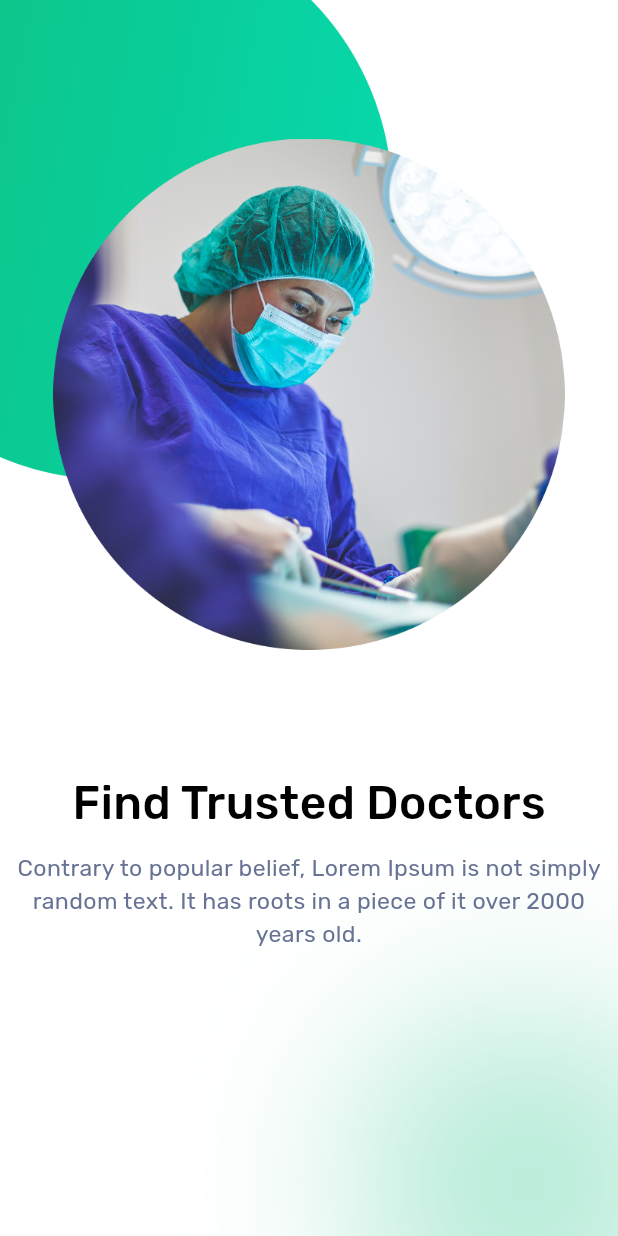
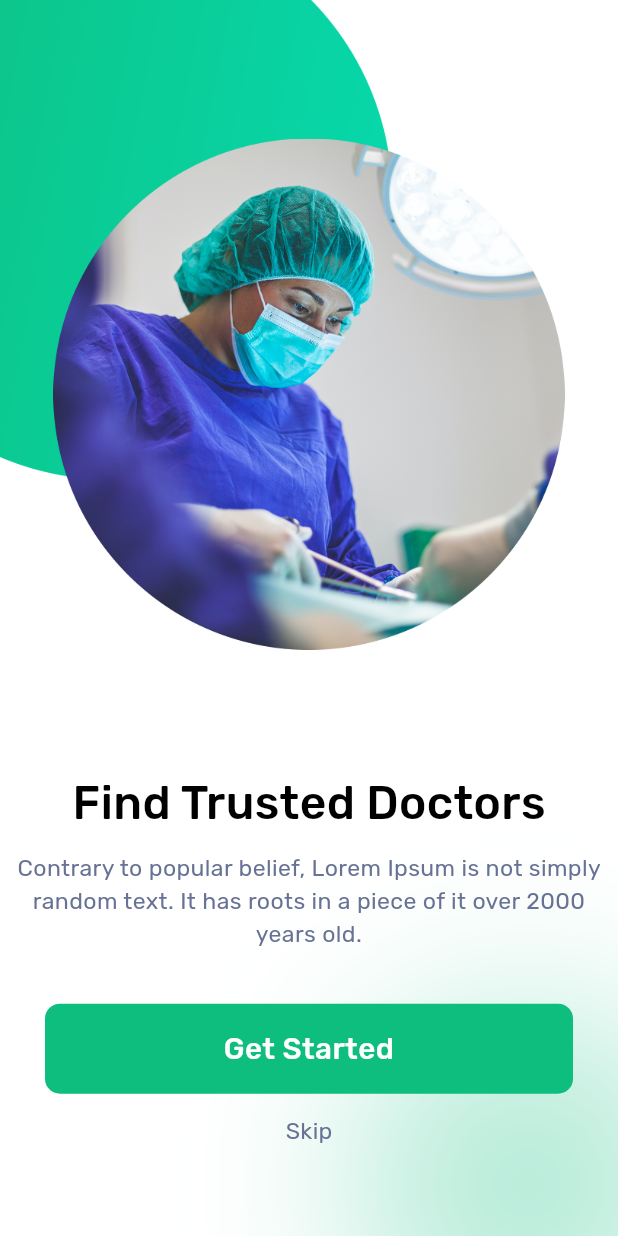
Before and after one commit to Elkady468/doctor_app, a Flutter app: the screen it shows after launch, on a phone screen of 412 x 824 dp. Run offline on Flutter 3.47's test engine with Material 3 defaults, Android fonts, the phone set to English and light mode, and no system bars; our stand-ins replace flutter_svg.

Commit message:
finiah welcome page

```diff
--- /dev/null
+++ b/lib/feature/welcome/data/models/on_boarding_model.dart
@@ -0,0 +1,6 @@
+class OnBoardingModel {
+  final String doctorImage;
+  final String text1;
+
+  OnBoardingModel({required this.doctorImage, required this.text1});
+}
--- /dev/null
+++ b/lib/feature/welcome/views/widgets/custom_button.dart
@@ -0,0 +1,36 @@
+import 'package:doctor_app/core/utils/styles.dart';
+import 'package:flutter/material.dart';
+
+class CustomBotton extends StatelessWidget {
+  CustomBotton({super.key, this.onTap});
+  void Function()? onTap;
+
+  @override
+  Widget build(BuildContext context) {
+    return GestureDetector(
+      onTap: onTap,
+      child: Container(
+        width: double.infinity,
+        height: 60,
+        clipBehavior: Clip.antiAlias,
+        decoration: ShapeDecoration(
+          color: const Color(0xFF0EBE7F),
+          shape: RoundedRectangleBorder(
+            borderRadius: BorderRadius.circular(10),
+          ),
+        ),
+        child: Stack(
+          children: [
+            Center(
+              child: Text(
+                "Get Started",
+                textAlign: TextAlign.center,
+                style: Styles.Medium18(context).copyWith(color: Colors.white),
+              ),
+            ),
+          ],
+        ),
+      ),
+    );
+  }
+}
--- /dev/null
+++ b/lib/feature/welcome/views/widgets/on_boarding_info.dart
@@ -0,0 +1,32 @@
+import 'package:doctor_app/core/utils/styles.dart';
+import 'package:doctor_app/feature/welcome/data/models/on_boarding_model.dart';
+import 'package:flutter/material.dart';
+
+class onBoardingInfo extends StatelessWidget {
+  const onBoardingInfo({super.key, required this.onBoardingModel});
+  final OnBoardingModel onBoardingModel;
+  @override
+  Widget build(BuildContext context) {
+    return Column(
+      children: [
+        Padding(
+          padding: EdgeInsets.symmetric(horizontal: 19),
+
+          child: Image.asset(
+            onBoardingModel.doctorImage,
+            height: MediaQuery.of(context).size.height * .41379,
+            width: double.infinity,
+          ),
+        ),
+        SizedBox(height: 80),
+        Text(onBoardingModel.text1, style: Styles.Medium28(context)),
+        SizedBox(height: 11),
+        Text(
+          textAlign: TextAlign.center,
+          "Contrary to popular belief, Lorem Ipsum is not simply random text. It has roots in a piece of it over 2000 years old.",
+          style: Styles.Reguler14(context),
+        ),
+      ],
+    );
+  }
+}
--- /dev/null
+++ b/lib/feature/welcome/views/widgets/on_boarding_page_view.dart
@@ -0,0 +1,23 @@
+import 'package:doctor_app/core/utils/Assets.dart';
+import 'package:doctor_app/feature/welcome/data/models/on_boarding_model.dart';
+import 'package:doctor_app/feature/welcome/views/widgets/on_boarding_info.dart';
+import 'package:flutter/material.dart';
+
+class onBoardingPageView extends StatelessWidget {
+  onBoardingPageView({super.key});
+  List<OnBoardingModel> items = [
+    OnBoardingModel(doctorImage: Assets.Doctor1, text1: "Find Trusted Doctors"),
+    OnBoardingModel(doctorImage: Assets.Doctor2, text1: "Choose Best Doctors"),
+    OnBoardingModel(doctorImage: Assets.Doctor3, text1: "Easy Appointments"),
+  ];
+
+  @override
+  Widget build(BuildContext context) {
+    return PageView.builder(
+      itemCount: items.length,
+      itemBuilder: (context, index) {
+        return onBoardingInfo(onBoardingModel: items[index]);
+      },
+    );
+  }
+}
--- a/lib/feature/welcome/views/widgets/welcome_view_body.dart
+++ b/lib/feature/welcome/views/widgets/welcome_view_body.dart
@@ -1,7 +1,8 @@
-import 'package:doctor_app/core/utils/Assets.dart';
 import 'package:doctor_app/core/utils/styles.dart';
+import 'package:doctor_app/feature/welcome/views/widgets/custom_button.dart';
+import 'package:doctor_app/feature/welcome/views/widgets/on_boarding_page_view.dart'
+    show onBoardingPageView;
 import 'package:flutter/material.dart';
-import 'package:flutter_svg/svg.dart';
 
 class WelcomeViewBody extends StatelessWidget {
   const WelcomeViewBody({super.key});
@@ -12,20 +13,17 @@ class WelcomeViewBody extends StatelessWidget {
       crossAxisAlignment: CrossAxisAlignment.center,
       children: [
         SizedBox(height: MediaQuery.of(context).size.height * .11206),
-        Container(
-          padding: EdgeInsets.symmetric(horizontal: 19),
-          height: MediaQuery.of(context).size.height * .41379,
-          width: double.infinity,
-          child: Image.asset(Assets.Doctor1),
+        SizedBox(
+          height: MediaQuery.of(context).size.height * .7,
+          child: onBoardingPageView(),
         ),
-        SizedBox(height: 80),
-        Text("Find Trusted Doctors", style: Styles.Medium28(context)),
-        SizedBox(height: 11),
-        Text(
-          textAlign: TextAlign.center,
-          "Contrary to popular belief, Lorem Ipsum is not simply random text. It has roots in a piece of it over 2000 years old.",
-          style: Styles.Reguler14(context),
+
+        Padding(
+          padding: const EdgeInsets.symmetric(horizontal: 30),
+          child: CustomBotton(),
         ),
+        SizedBox(height: 14),
+        InkWell(child: Text("Skip", style: Styles.Reguler14(context))),
       ],
     );
   }
```
